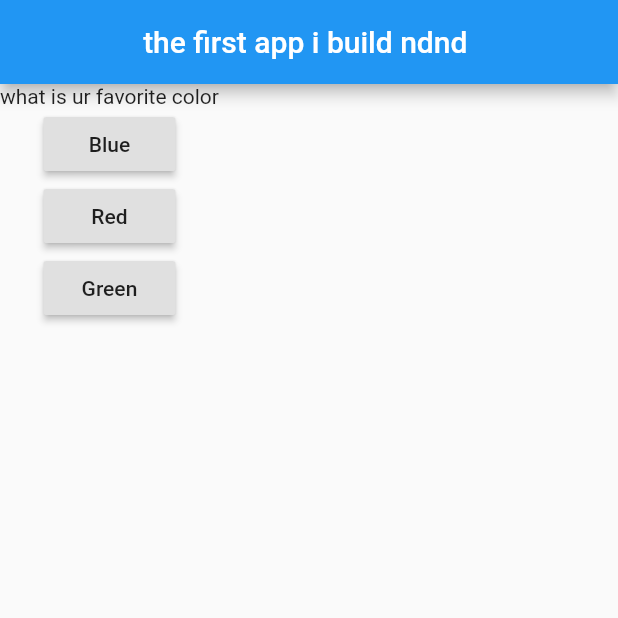
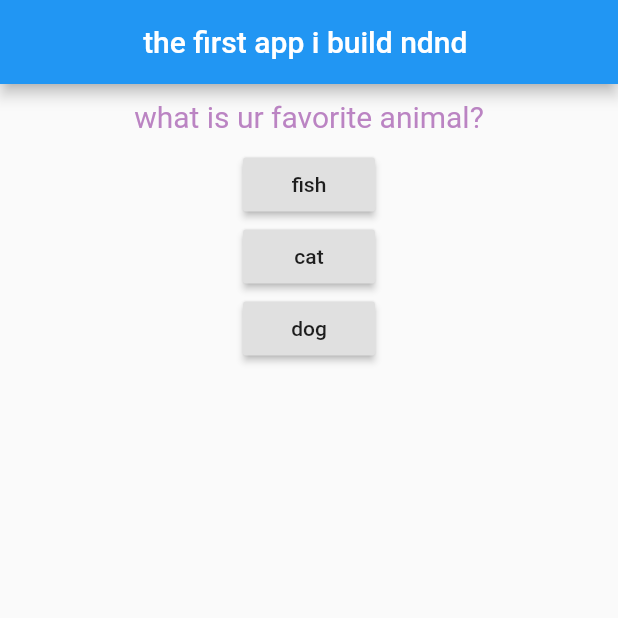
Before and after one commit to Ahmedfetni/basics_of_flutter, a Flutter app: the screen it shows after launch, after a tap on "Blue", on a phone screen of 412 x 824 dp, the top half of it. Run offline on Flutter 3.47's test engine with Material 2 defaults, Android fonts, the light colour scheme and no system bars.

Commit message:
changes made to the app

```diff
--- a/lib/main.dart
+++ b/lib/main.dart
@@ -1,34 +1,61 @@
 import 'package:flutter/material.dart';
+import 'question.dart';
 
 void main() {
   runApp(App());
 }
 
-class App extends StatelessWidget {
-  App({Key? key}) : super(key: key);
+class App extends StatefulWidget {
+  @override
+  State<StatefulWidget> createState() {
+    // TODO: implement createState
+    return AppState();
+  }
+  //App({Key? key}) : super(key: key);
+
+}
+
+class AppState extends State<App> {
   //final appBarBackgroudClor = Color(0x000000);
-  void answerQuestion() => print("we got ur answer");
+  var index = 0;
+  var questions = ["what is ur favorite color?", "what is ur favorite animal?"];
+  var button1 = ["Blue", "fish"];
+  var button2 = ["Red", "cat"];
+  var button3 = ["Green", "dog"];
+  void answerQuestion() {
+    setState(() {
+      if (index == 0) {
+        index = 1;
+      } else {
+        index = 0;
+      }
+    });
+  }
+
   @override
   Widget build(BuildContext context) {
     return MaterialApp(
       home: Scaffold(
           appBar: AppBar(
             // backgroundColor: appBarBackgroudClor,
-            title: const Center(child: Text("the first app i build ndnd ")),
+            title: const Center(
+                child: Text(
+              "the first app i build ndnd ",
+            )),
           ),
           body: Column(
             children: <Widget>[
-              const Text("what is ur favorite color"),
+              Question(questions.elementAt(index)),
               RaisedButton(
-                child: Text("Blue"),
+                child: Text(button1.elementAt(index)),
                 onPressed: answerQuestion,
               ),
               RaisedButton(
-                child: Text("Red"),
-                onPressed: () => print("he said red"),
+                child: Text(button2.elementAt(index)),
+                onPressed: answerQuestion,
               ),
               RaisedButton(
-                child: const Text("Green"),
+                child: Text(button3.elementAt(index)),
                 onPressed: answerQuestion,
               ),
             ],
--- /dev/null
+++ b/lib/question.dart
@@ -0,0 +1,22 @@
+import 'package:flutter/material.dart';
+
+class Question extends StatelessWidget {
+  final String questionText;
+  Question(this.questionText);
+
+  @override
+  Widget build(BuildContext context) {
+    return Container(
+      width: double.infinity,
+      margin: EdgeInsets.all(10),
+      child: Text(
+        questionText,
+        style: TextStyle(
+          fontSize: 20,
+          color: Color.fromARGB(200, 170, 100, 180),
+        ),
+        textAlign: TextAlign.center,
+      ),
+    );
+  }
+}
```
